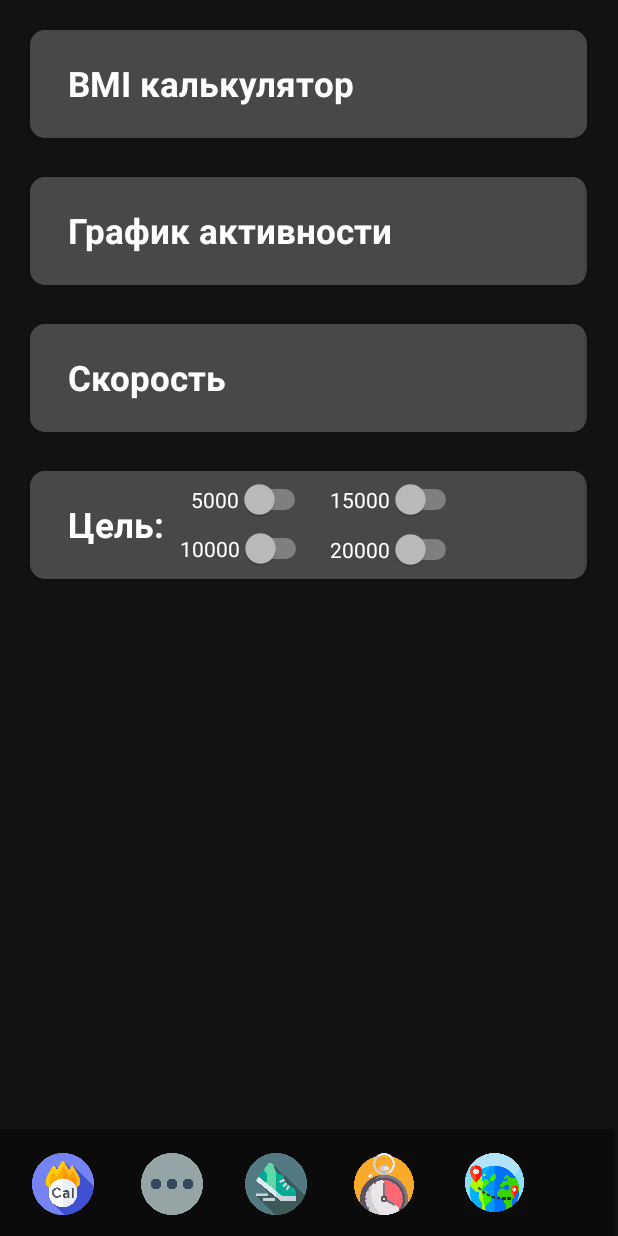
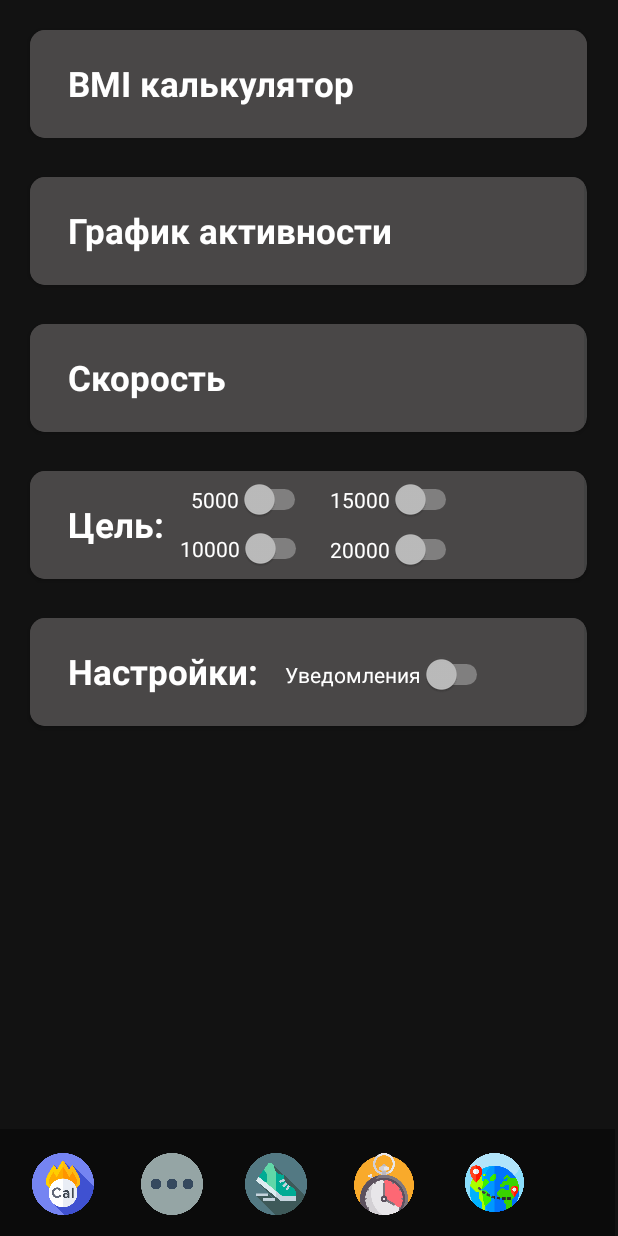
Before and after one commit to Antuh/FitnessTracker-Antuh, an Android app: the MainActivity7 screen opened directly, with no data from a screen before it, on a phone screen of 412 x 824 dp. Run offline under Robolectric (Android 15) with nearby library versions, the phone set to English and light mode, and no system bars.

Commit message:
Initial nineteen commit

```diff
--- a/app/src/main/java/com/example/fitnesstracker/MainActivity.kt
+++ b/app/src/main/java/com/example/fitnesstracker/MainActivity.kt
@@ -142,7 +142,7 @@ class MainActivity : AppCompatActivity(), SensorEventListener {
             tv_stepsTaken.text = ("$currentSteps")
 
 
-            var kcal = currentSteps * 0.05;
+            /*var kcal = currentSteps * 0.05;
             var distance = currentSteps * 0.0007;
             var kcalform = (String.format("%.2f", kcal))
             var distform = (String.format("%.3f", distance))
@@ -154,7 +154,7 @@ class MainActivity : AppCompatActivity(), SensorEventListener {
                 .setContentText("Шаги: $currentSteps   Каллории: $kcalform   Дистанция: $distform")
                 .setPriority(NotificationCompat.PRIORITY_HIGH)
                 .setAutoCancel(true)
-            notificationManager.notify(5, builder.build())
+            notificationManager.notify(5, builder.build())*/
         }
     }
 
--- a/app/src/main/res/layout/activity_main7.xml
+++ b/app/src/main/res/layout/activity_main7.xml
@@ -251,4 +251,46 @@
 
     </androidx.cardview.widget.CardView>
 
+    <androidx.cardview.widget.CardView
+        android:id="@+id/Settings"
+        android:layout_width="371dp"
+        android:layout_height="72dp"
+        android:layout_below="@+id/Purpose"
+        android:layout_marginLeft="20dp"
+        android:layout_marginTop="6dp"
+        android:layout_marginRight="20dp"
+        android:layout_marginBottom="20dp"
+        android:background="#494747"
+        android:elevation="10dp"
+        app:cardCornerRadius="10dp">
+
+
+        <LinearLayout
+            android:layout_width="369dp"
+            android:layout_height="73dp"
+            android:background="#494747"
+            android:orientation="vertical">
+
+            <TextView
+                android:layout_width="match_parent"
+                android:layout_height="wrap_content"
+                android:layout_marginLeft="25dp"
+                android:layout_marginTop="20dp"
+                android:text="Настройки:"
+                android:textColor="#FFFFFF"
+                android:textSize="23sp"
+                android:textStyle="bold" />
+
+            <Switch
+                android:id="@+id/swseting"
+                android:layout_width="wrap_content"
+                android:layout_height="wrap_content"
+                android:layout_marginLeft="170dp"
+                android:layout_marginTop="-27dp"
+                android:text="Уведомления" />
+
+        </LinearLayout>
+
+    </androidx.cardview.widget.CardView>
+
 </RelativeLayout>
```
Also changed, not shown: app/src/main/java/com/example/fitnesstracker/MainActivity7.kt (+19 -0 lines).
